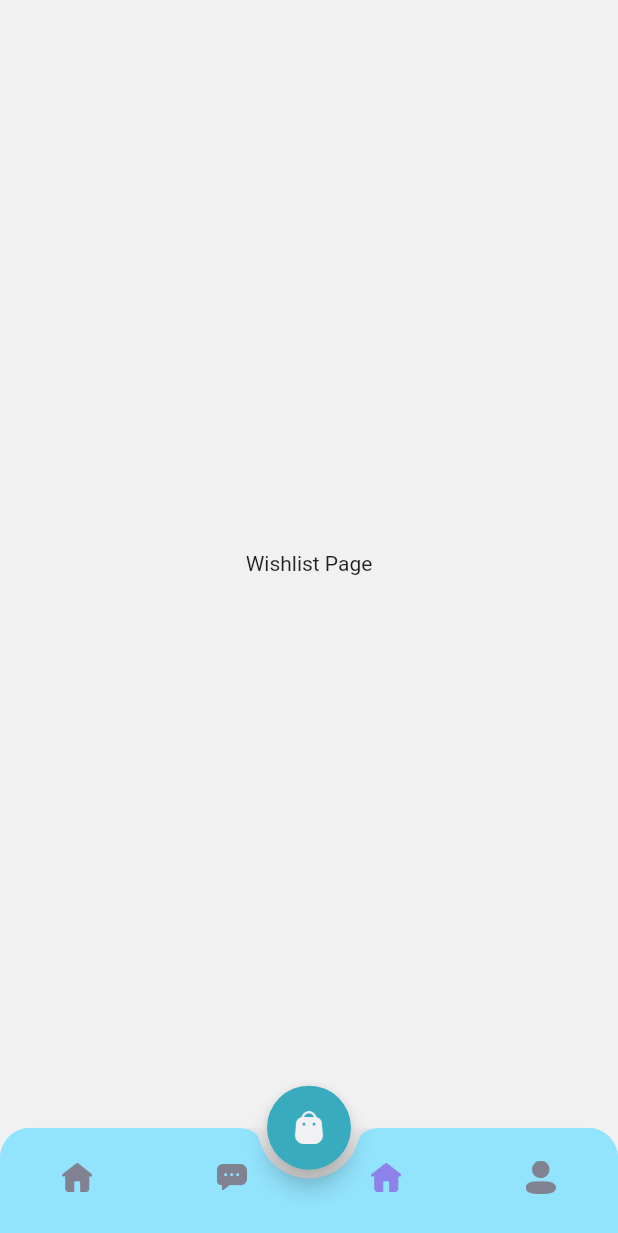
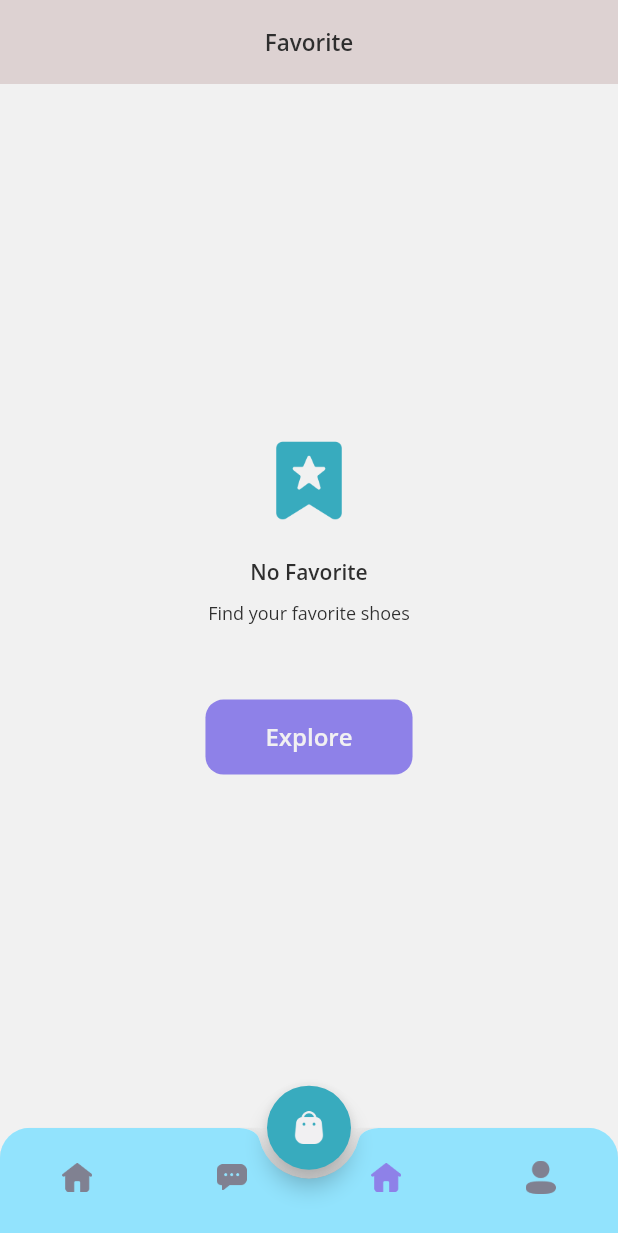
Before and after one commit to mddirga/market-frontend-flutter, a Flutter app: the MainPage screen opened by its route, item 3 of the bottom bar chosen, on a phone screen of 412 x 824 dp. Shown: the top 1233 px of the screen. Run offline on Flutter 3.47's test engine with Material 2 defaults, Android fonts, the phone set to English and light mode, and no system bars.

Commit message:
Wishlist Page - Empty

```diff
--- a/lib/pages/home/wishlist_page.dart
+++ b/lib/pages/home/wishlist_page.dart
@@ -1,12 +1,97 @@
 import 'package:flutter/material.dart';
+import 'package:market/shared/theme.dart';
 
 class WishlistPage extends StatelessWidget {
   const WishlistPage({super.key});
 
   @override
   Widget build(BuildContext context) {
-    return const Center(
-      child: Text('Wishlist Page'),
+    Widget header() {
+      return AppBar(
+        backgroundColor: backgroundColor4,
+        centerTitle: true,
+        title: Text(
+          'Favorite',
+          style: primaryTextStyle.copyWith(
+            fontSize: 15,
+            fontWeight: semiBold,
+          ),
+        ),
+        elevation: 0,
+        automaticallyImplyLeading: false,
+      );
+    }
+
+    Widget emptyWishlist() {
+      return Expanded(
+        child: Container(
+          width: double.infinity,
+          color: backgroundColor1,
+          child: Column(
+            mainAxisAlignment: MainAxisAlignment.center,
+            children: [
+              Image.asset(
+                'assets/images/image_wishlist.png',
+                width: 60,
+              ),
+              const SizedBox(
+                height: 20,
+              ),
+              Text(
+                'No Favorite',
+                style: primaryTextStyle.copyWith(
+                  fontSize: 14,
+                  fontWeight: semiBold,
+                ),
+              ),
+              const SizedBox(
+                height: 10,
+              ),
+              Text(
+                'Find your favorite shoes',
+                style: primaryTextStyle.copyWith(
+                  fontSize: 12,
+                  fontWeight: regular,
+                ),
+              ),
+              const SizedBox(
+                height: 20,
+              ),
+              Container(
+                height: 50,
+                margin: const EdgeInsets.only(top: 30),
+                child: TextButton(
+                  onPressed: () {},
+                  style: TextButton.styleFrom(
+                    padding: const EdgeInsets.symmetric(
+                      vertical: 10,
+                      horizontal: 40,
+                    ),
+                    backgroundColor: primaryColor,
+                    shape: RoundedRectangleBorder(
+                      borderRadius: BorderRadius.circular(12),
+                    ),
+                  ),
+                  child: Text(
+                    'Explore',
+                    style: secondaryTextStyle.copyWith(
+                      fontSize: 16,
+                      fontWeight: semiBold,
+                    ),
+                  ),
+                ),
+              ),
+            ],
+          ),
+        ),
+      );
+    }
+
+    return Column(
+      children: [
+        header(),
+        emptyWishlist(),
+      ],
     );
   }
 }
```
Also changed, not shown: assets/images/image_wishlist.png (added).
